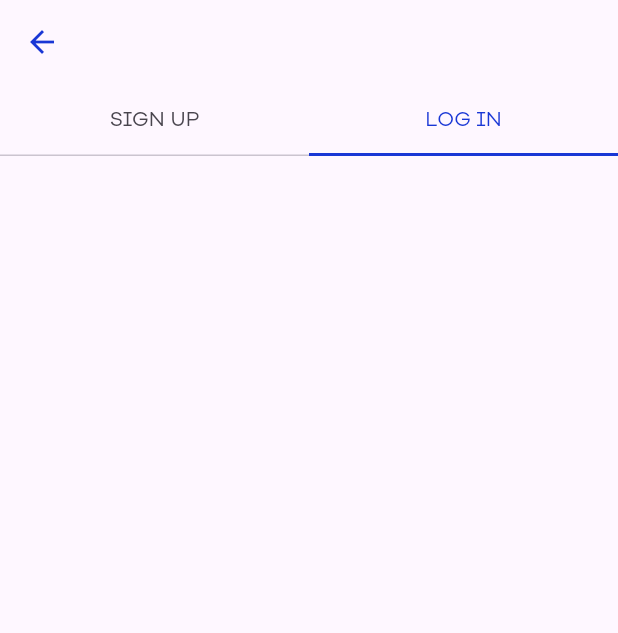
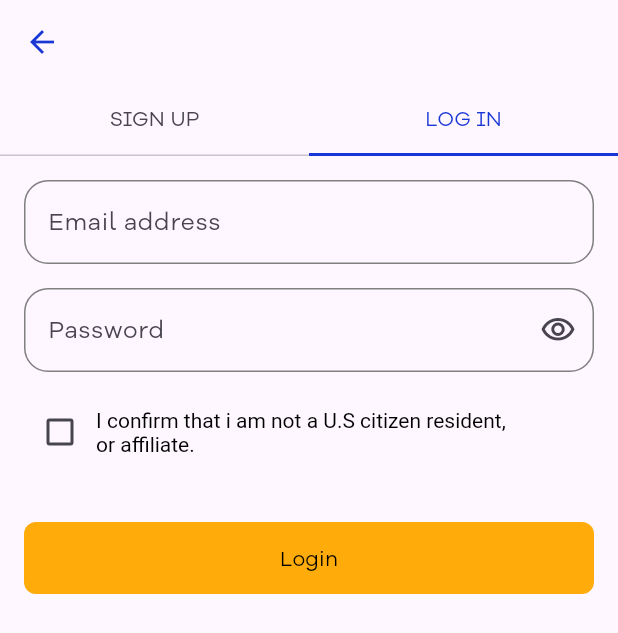
Before and after one commit to vrshah00007/omega_flutter_app, a Flutter app: the SignInScreen screen opened directly, tab 2 chosen, on a phone screen of 412 x 824 dp. Shown: the top 633 px of the screen. Run offline on Flutter 3.47's test engine with Material 2 defaults, Android fonts, the phone set to English and light mode, and no system bars; our stand-ins replace connectivity_plus, get, shared_preferences; accounts and stored records are empty.

Commit message:
Login screen completed

```diff
--- /dev/null
+++ b/lib/screens/sign_in_screen/controller/login_controller.dart
@@ -0,0 +1,5 @@
+import 'package:get/get.dart';
+
+class LoginController extends GetxController {
+  RxBool isChecked = false.obs;
+}
--- a/lib/screens/sign_in_screen/view/login_widget.dart
+++ b/lib/screens/sign_in_screen/view/login_widget.dart
@@ -1,12 +1,91 @@
 import 'package:flutter/cupertino.dart';
+import 'package:flutter/material.dart';
+import 'package:get/get.dart';
+import 'package:omega_flutter_app/screens/sign_in_screen/controller/login_controller.dart';
+import 'package:omega_flutter_app/utils/custom_textform_filed.dart';
+import 'package:omega_flutter_app/utils/custom_widgets/custom_button.dart';
+
+import '../../../utils/color_const.dart';
 
 class LoginWidget extends StatelessWidget {
-  const LoginWidget({Key? key}) : super(key: key);
+  LoginWidget({Key? key}) : super(key: key);
+  final loginController = Get.put(LoginController());
 
   @override
   Widget build(BuildContext context) {
-    return ListView(
-      shrinkWrap: true,
+    return Padding(
+      padding: const EdgeInsets.symmetric(
+        horizontal: 16,
+      ),
+      child: ListView(
+        shrinkWrap: true,
+        children: [
+          const SizedBox(
+            height: 16,
+          ),
+          CustomTextFormField(hintText: "Email address"),
+          const SizedBox(
+            height: 16,
+          ),
+          CustomTextFormField(hintText: "Password", isPassword: true),
+          SizedBox(
+            height: 16,
+          ),
+          Row(
+            children: [
+              Obx(
+                () => Checkbox(
+                  activeColor: blueColor,
+                  value: loginController.isChecked.value,
+                  onChanged: (value) {
+                    loginController.isChecked.value = value!;
+                  },
+                ),
+              ),
+              Column(
+                crossAxisAlignment: CrossAxisAlignment.start,
+                mainAxisAlignment: MainAxisAlignment.start,
+                children: [
+                  SizedBox(
+                    width: Get.width * .7,
+                    child: RichText(
+                      text: const TextSpan(
+                        text:
+                            'I confirm that i am not a U.S citizen resident, or affiliate.',
+                        style: TextStyle(
+                          color: Colors.black,
+                        ),
+                        // children: [
+                        //   TextSpan(
+                        //       text: "See why this is important",
+                        //       recognizer: TapAndPanGestureRecognizer()
+                        //         ..onTapDown = (details) {
+                        //           print("lksjdj fkdhgjfgj");
+                        //         },
+                        //       style: TextStyle(
+                        //         color: blueColor,
+                        //       )),
+                        // ],
+                      ),
+                    ),
+                  ),
+                ],
+              ),
+            ],
+          ),
+          SizedBox(
+            height: 36,
+          ),
+          SizedBox(
+            height: 48,
+            child: CustomButton(
+              title: "Login",
+              color: yellowButtonColor,
+              textColor: Colors.black,
+            ),
+          )
+        ],
+      ),
     );
   }
 }
--- a/lib/screens/sign_in_screen/view/sign_in_screen.dart
+++ b/lib/screens/sign_in_screen/view/sign_in_screen.dart
@@ -1,4 +1,5 @@
 import 'package:flutter/material.dart';
+import 'package:get/get.dart';
 import 'package:omega_flutter_app/screens/sign_in_screen/view/sign_up_widget.dart';
 import 'package:omega_flutter_app/utils/color_const.dart';
 
@@ -15,7 +16,9 @@ class SignInScreen extends StatelessWidget {
       child: Scaffold(
         appBar: AppBar(
           leading: IconButton(
-              onPressed: () {},
+              onPressed: () {
+                Get.back();
+              },
               icon: Icon(
                 Icons.arrow_back,
                 color: blueColor,
--- a/lib/screens/sign_in_screen/view/sign_up_widget.dart
+++ b/lib/screens/sign_in_screen/view/sign_up_widget.dart
@@ -88,6 +88,9 @@ class SignUpWidget extends StatelessWidget {
             ],
           ),
           SizedBox(
+            height: 16,
+          ),
+          SizedBox(
             height: 54,
             child: CustomButton(
               title: "SIGN UP",
```
